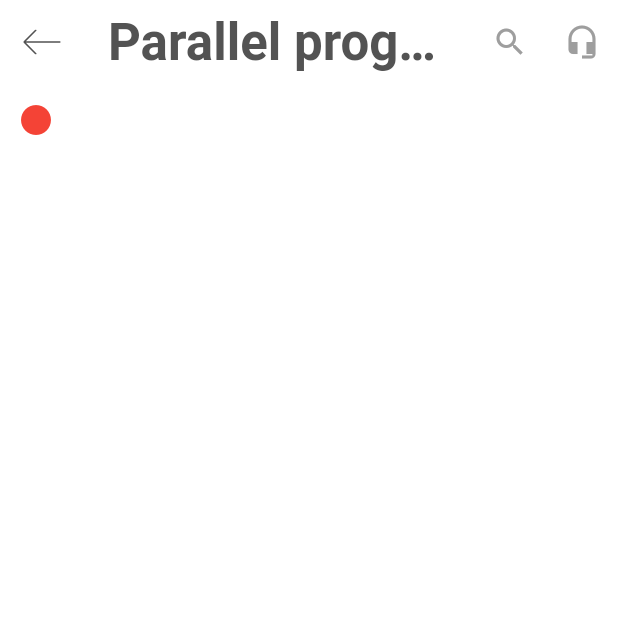
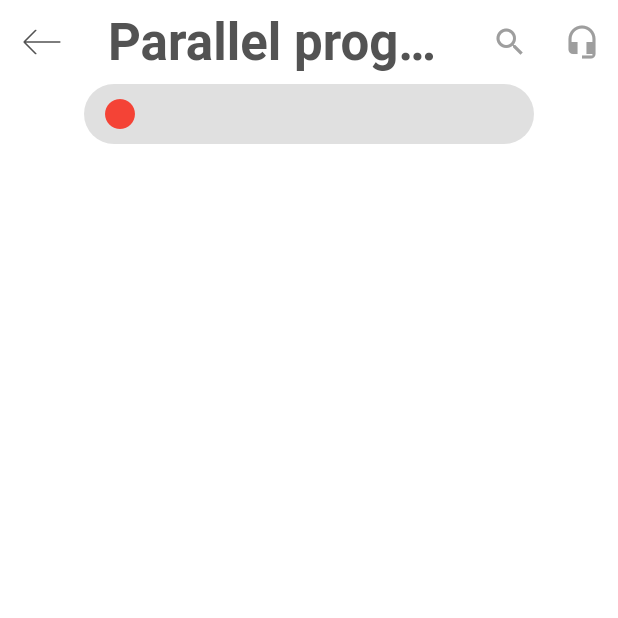
Before and after one commit to TableTopOrg/Knot, a Flutter app: the FloatingNote screen opened directly with sample values from the repository, on a phone screen of 412 x 824 dp, the top half of it. Run offline on Flutter 3.47's test engine with Material 2 defaults, Android fonts, the phone set to English and light mode, and no system bars; our stand-ins replace firebase_core, flutter_svg, font_awesome_flutter, loading_indicator, permission_handler, speech_to_text; missing offline and left inert: flutter_sound, google_speech; accounts and stored records are empty.

Commit message:
audio interface merged into single bar
removed drawer

```diff
--- a/lib/notes/notes.dart
+++ b/lib/notes/notes.dart
@@ -12,14 +12,13 @@ class Note {
   bool isRecorderInited;
   bool isPlaybackReady;
   var startTime = []; // 녹음 시작 시간
-  var endTime = [];   // 녹음 종료 시간
-  int cnt;         // 녹음 파일 번호
+  var endTime = []; // 녹음 종료 시간
+  int cnt; // 녹음 파일 번호
 
   Note({
     required this.title,
     required this.thumbnail,
     required this.time,
-
     this.isPlayerInited = false,
     this.isRecorderInited = false,
     this.isPlaybackReady = false,
--- a/lib/pages/audio_record/audio_play.dart
+++ b/lib/pages/audio_record/audio_play.dart
@@ -1,10 +1,12 @@
 import 'package:flutter/material.dart';
+import 'package:knot/pages/audio_record/audio_record.dart';
 import '../../notes/notes.dart';
 
 class AudioPlay extends StatefulWidget {
-  const AudioPlay({super.key, required this.note});
+  const AudioPlay({super.key, required this.note, required this.refresh});
 
   final Note note;
+  final VoidCallback refresh;
 
   @override
   State<AudioPlay> createState() => _AudioPlayState();
@@ -25,7 +27,7 @@ class _AudioPlayState extends State<AudioPlay> {
     widget.note.player.closePlayer();
   }
 
-  Future initPlayer() async{
+  Future initPlayer() async {
     // Player open
     await widget.note.player.openPlayer().then((value) => setState(() {
           widget.note.isPlayerInited = true;
@@ -34,7 +36,10 @@ class _AudioPlayState extends State<AudioPlay> {
 
   /* path: 'n.aac' 파일 실행 */
   void startPlay(String path) {
-    assert(widget.note.isPlayerInited && widget.note.isPlaybackReady && widget.note.recorder.isStopped && widget.note.player.isStopped);
+    assert(widget.note.isPlayerInited &&
+        widget.note.isPlaybackReady &&
+        widget.note.recorder.isStopped &&
+        widget.note.player.isStopped);
     widget.note.isPlaybackReady = false;
 
     // Playing
@@ -47,30 +52,55 @@ class _AudioPlayState extends State<AudioPlay> {
   }
 
   void stopPlay() {
-    widget.note.player.stopPlayer().then((value) => setState((){
+    widget.note.player.stopPlayer().then((value) => setState(() {
           widget.note.isPlaybackReady = true;
         }));
   }
 
-  void getPlayback(String path){
-    if(!widget.note.isPlayerInited || !widget.note.isPlaybackReady || !widget.note.recorder.isStopped){
+  void getPlayback(String path) {
+    if (!widget.note.isPlayerInited ||
+        !widget.note.isPlaybackReady ||
+        !widget.note.recorder.isStopped) {
       return;
     }
     widget.note.player.isStopped ? startPlay(path) : stopPlay();
+    widget.refresh();
   }
 
   @override
   Widget build(BuildContext context) {
-    return Drawer(
+    return Stack(
+      children: [
+        buildAudioBar(),
+        Positioned.fill(
+            child: Align(
+                alignment: Alignment.centerLeft,
+                child: AudioRecord(
+                  note: widget.note,
+                  refresh: widget.refresh,
+                )))
+      ],
+    );
+  }
+
+  ClipRRect buildAudioBar() {
+    return ClipRRect(
+      borderRadius: BorderRadius.circular(20),
+      child: Container(
+        height: 40,
+        width: 300,
+        color: Colors.grey[300],
         child: ListView.builder(
             itemCount: widget.note.cnt,
             itemBuilder: (BuildContext context, int index) {
-            return  IconButton(
+              return IconButton(
                 onPressed: () => getPlayback('${widget.note.title}_$index.aac'),
-              icon: Icon(!widget.note.isPlaybackReady ? Icons.stop : Icons.play_arrow),
+                icon: Icon(!widget.note.isPlaybackReady
+                    ? Icons.stop
+                    : Icons.play_arrow),
                 color: !widget.note.isPlaybackReady ? Colors.grey : Colors.blue,
               );
-          }
+            }),
       ),
     );
   }
--- a/lib/pages/audio_record/audio_record.dart
+++ b/lib/pages/audio_record/audio_record.dart
@@ -6,9 +6,13 @@ import '../../constants.dart';
 import '../../notes/notes.dart';
 
 class AudioRecord extends StatefulWidget {
-  const AudioRecord({super.key, required this.note});//{Key? key}) : super(key: key);
+  const AudioRecord(
+      {super.key,
+      required this.note,
+      required this.refresh}); //{Key? key}) : super(key: key);
 
   final Note note;
+  final VoidCallback refresh;
 
   @override
   State<AudioRecord> createState() => _AudioRecordState();
@@ -29,24 +33,27 @@ class _AudioRecordState extends State<AudioRecord> {
     widget.note.recorder.closeRecorder();
   }
 
-  Future initRecorder() async{
+  Future initRecorder() async {
     // 마이크 허용권한 얻고 Recorder open
     final status = await Permission.microphone.request();
-    if(status != PermissionStatus.granted){
+    if (status != PermissionStatus.granted) {
       throw RecordingPermissionException('permission not granted');
     }
     await widget.note.recorder.openRecorder();
-    widget.note.recorder.setSubscriptionDuration(const Duration(milliseconds: 500));
+    widget.note.recorder
+        .setSubscriptionDuration(const Duration(milliseconds: 500));
     widget.note.isRecorderInited = true;
   }
 
   void startRecord() {
     // 녹음 시 title_cnt.aac 파일 형태로 저장하고, cnt 증가시킴
-    var time = DateTime.now().millisecondsSinceEpoch;//DateTime.now();
+    var time = DateTime.now().millisecondsSinceEpoch; //DateTime.now();
     String path = '${widget.note.title}_${widget.note.cnt}.aac';
-    widget.note.recorder.startRecorder(
+    widget.note.recorder
+        .startRecorder(
           toFile: path,
-    ).then((value) => setState(() {
+        )
+        .then((value) => setState(() {
               //    print(path);
               widget.note.startTime.add(time);
               widget.note.cnt++;
@@ -58,11 +65,12 @@ class _AudioRecordState extends State<AudioRecord> {
     widget.note.recorder.stopRecorder().then((value) => setState(() {
           widget.note.isPlaybackReady = true;
           widget.note.endTime.add(time);
+          widget.refresh();
         }));
   }
 
-  void getRecorder(){
-    if(!widget.note.isRecorderInited || !widget.note.player.isStopped){
+  void getRecorder() {
+    if (!widget.note.isRecorderInited || !widget.note.player.isStopped) {
       return;
     }
     widget.note.recorder.isStopped ? startRecord() : stopRecord();
--- a/lib/pages/note/note_page.dart
+++ b/lib/pages/note/note_page.dart
@@ -18,13 +18,28 @@ class FloatingNote extends StatefulWidget {
 }
 
 class _FloatingNoteState extends State<FloatingNote> {
+  int refreshToken = 0;
+
+  void refresh() {
+    setState(() {
+      refreshToken++;
+    });
+  }
+
   @override
   Widget build(BuildContext context) {
     return Scaffold(
       appBar: buildAppBar(context),
-      drawer: AudioPlay(note: widget.note),
-      body: Stack(
-          children: [const NotePageBody(), AudioRecord(note: widget.note)]),
+      // drawer: AudioPlay(note: widget.note),
+      body: Stack(children: [
+        const NotePageBody(),
+        Align(
+            alignment: Alignment.topCenter,
+            child: AudioPlay(
+              note: widget.note,
+              refresh: refresh,
+            ))
+      ]),
     );
   }
 
@@ -48,11 +63,11 @@ class _FloatingNoteState extends State<FloatingNote> {
         IconButton(
           icon: Icon(Icons.search),
           onPressed: () {
-    // 아이콘 버튼 실행
-
             Navigator.push(
               context,
-    MaterialPageRoute(builder: (context) => MyHomePage(title: 'Flutter Demo Home Page')),
+              MaterialPageRoute(
+                  builder: (context) =>
+                      MyHomePage(title: 'Flutter Demo Home Page')),
             );
           },
           color: Colors.grey,
@@ -60,8 +75,6 @@ class _FloatingNoteState extends State<FloatingNote> {
         IconButton(
           icon: Icon(Icons.headset_mic),
           onPressed: () {
-              // 아이콘 버튼 실행
-
             Navigator.push(
               context,
               MaterialPageRoute(builder: (context) => SpeechSampleApp()),
@@ -70,7 +83,6 @@ class _FloatingNoteState extends State<FloatingNote> {
           color: Colors.grey,
         )
       ],
-
     );
   }
 }
--- a/pubspec.yaml
+++ b/pubspec.yaml
@@ -43,7 +43,7 @@ dependencies:
   firebase_storage: ^11.0.5
   cloud_firestore: ^4.0.1
   google_speech: ^2.0.1
-  permission_handler: ^8.1.4+2
+  # permission_handler: ^8.1.4+2
   loading_indicator: ^3.1.0
   downloads_path_provider_28: ^0.1.2
   speech_to_text: ^6.1.0
```
Also changed, not shown: pubspec.lock, 1 other file. Lines whose indentation alone changed are shown as unchanged.
